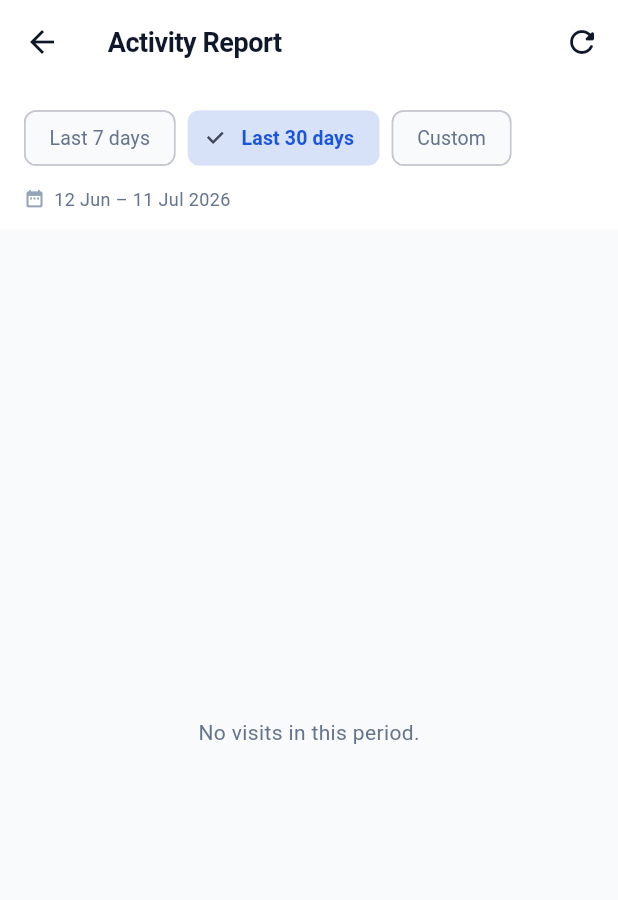
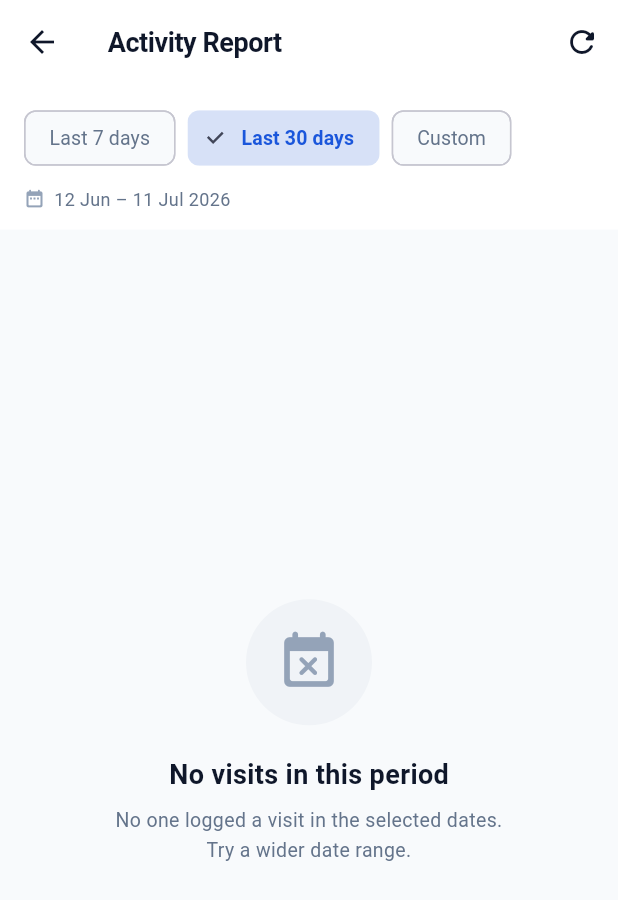
Before and after one commit to theashikd-git/queens-connect, a Flutter app: the ManagerReportScreen screen opened directly, on a phone screen of 412 x 824 dp. Shown: the top 900 px of the screen. Run offline on Flutter 3.47's test engine with Material 3 defaults, Android fonts, the phone set to English and light mode, and no system bars; our stand-ins replace cached_network_image, cloud_firestore, firebase_auth, firebase_core, firebase_storage, flutter_local_notifications and 6 more; accounts and stored records are empty.

Commit message:
Refactor error and empty states with _messageState widget

```diff
--- a/lib/presentation/manager/manager_report_screen.dart
+++ b/lib/presentation/manager/manager_report_screen.dart
@@ -135,23 +135,25 @@ class _ManagerReportScreenState extends State<ManagerReportScreen> {
                           color: AppTheme.primaryBlue));
                 }
                 if (snapshot.hasError) {
-                  return Center(
-                    child: Padding(
-                      padding: const EdgeInsets.all(24),
-                      child: Text('Error: ${snapshot.error}',
-                          textAlign: TextAlign.center,
-                          style:
-                              const TextStyle(color: AppTheme.errorRed)),
-                    ),
+                  return _messageState(
+                    icon: Icons.cloud_off_rounded,
+                    color: AppTheme.errorRed,
+                    title: 'Could not load the report',
+                    message:
+                        'Please check your internet connection\nand try again.',
+                    onRetry: _refresh,
                   );
                 }
                 final visits = snapshot.data ?? [];
                 final reports = _aggregate(visits);
                 if (reports.isEmpty) {
-                  return const Center(
-                    child: Text('No visits in this period.',
-                        style: TextStyle(
-                            color: AppTheme.textSecondary, fontSize: 14)),
+                  return _messageState(
+                    icon: Icons.event_busy_rounded,
+                    color: AppTheme.textTertiary,
+                    title: 'No visits in this period',
+                    message:
+                        'No one logged a visit in the selected dates.\n'
+                        'Try a wider date range.',
                   );
                 }
                 return ListView(
@@ -172,6 +174,61 @@ class _ManagerReportScreenState extends State<ManagerReportScreen> {
             ),
           ),
         ],
+      ),
+    );
+  }
+
+  /// Shared friendly empty/error state.
+  Widget _messageState({
+    required IconData icon,
+    required Color color,
+    required String title,
+    required String message,
+    VoidCallback? onRetry,
+  }) {
+    return Center(
+      child: Padding(
+        padding: const EdgeInsets.all(32),
+        child: Column(
+          mainAxisAlignment: MainAxisAlignment.center,
+          children: [
+            Container(
+              padding: const EdgeInsets.all(20),
+              decoration: BoxDecoration(
+                color: color.withValues(alpha: 0.08),
+                shape: BoxShape.circle,
+              ),
+              child: Icon(icon, size: 44, color: color),
+            ),
+            const SizedBox(height: 20),
+            Text(
+              title,
+              style: const TextStyle(
+                fontWeight: FontWeight.w700,
+                fontSize: 18,
+                color: AppTheme.textPrimary,
+              ),
+            ),
+            const SizedBox(height: 8),
+            Text(
+              message,
+              textAlign: TextAlign.center,
+              style: const TextStyle(
+                color: AppTheme.textSecondary,
+                fontSize: 13,
+                height: 1.5,
+              ),
+            ),
+            if (onRetry != null) ...[
+              const SizedBox(height: 20),
+              OutlinedButton.icon(
+                onPressed: onRetry,
+                icon: const Icon(Icons.refresh_rounded, size: 18),
+                label: const Text('Retry'),
+              ),
+            ],
+          ],
+        ),
       ),
     );
   }
```
